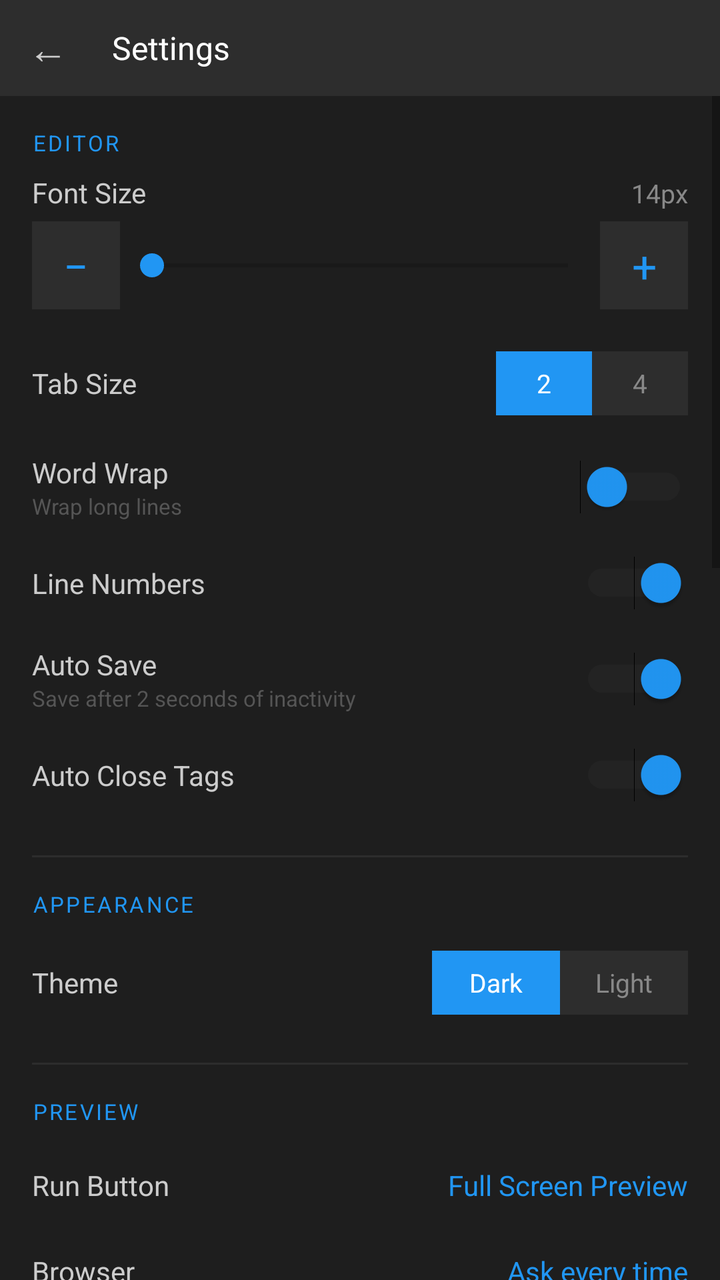
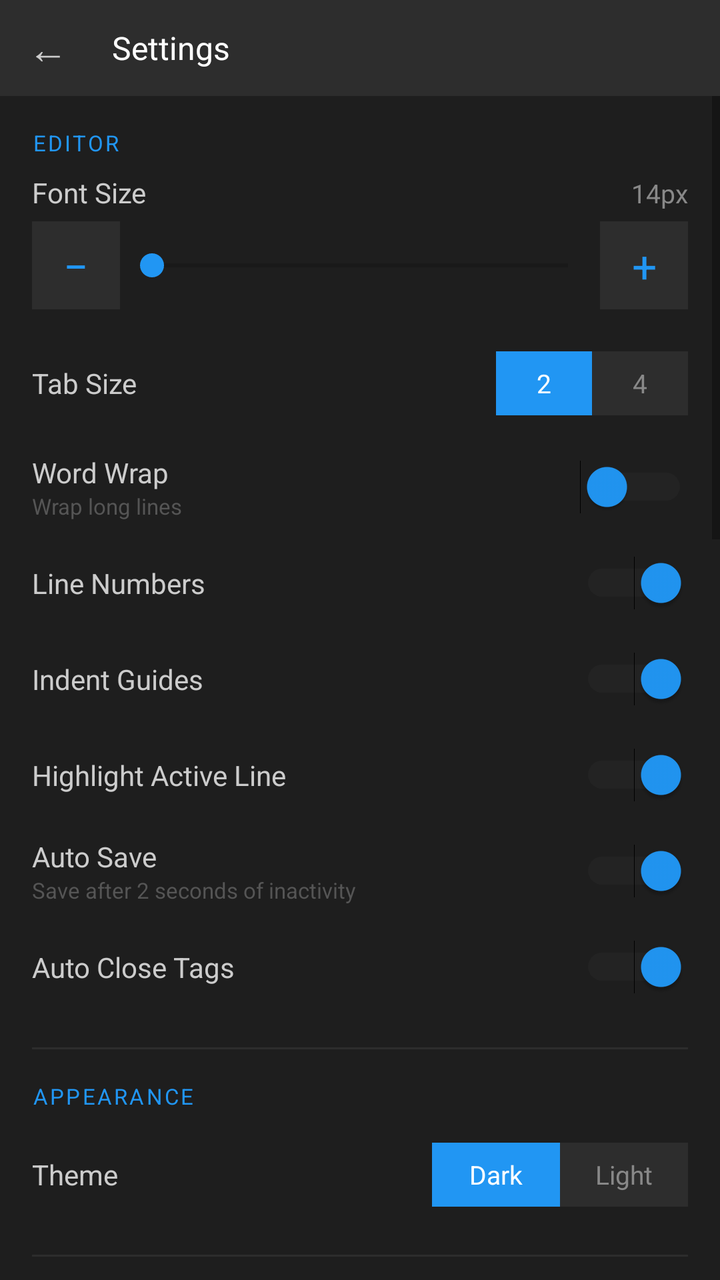

Before-and-after screenshots of an Android layout around one commit, followed by the original layout XML and the change that was made.
<!-- AndroidManifest.xml: application theme Theme.AppCompat.DayNight.NoActionBar -->
<!-- res/layout/activity_settings.xml -->
<?xml version="1.0" encoding="utf-8"?>
<LinearLayout
    xmlns:android="http://schemas.android.com/apk/res/android"
    android:layout_width="match_parent"
    android:layout_height="match_parent"
    android:orientation="vertical"
    android:background="#1E1E1E">

    
    <LinearLayout
        android:layout_width="match_parent"
        android:layout_height="48dp"
        android:background="#2D2D2D"
        android:orientation="horizontal"
        android:gravity="center_vertical">

        <TextView
            android:id="@+id/btnBack"
            android:layout_width="48dp"
            android:layout_height="match_parent"
            android:text="←"
            android:textColor="#CCCCCC"
            android:textSize="20sp"
            android:gravity="center"/>

        <TextView
            android:layout_width="0dp"
            android:layout_height="match_parent"
            android:layout_weight="1"
            android:text="Settings"
            android:textColor="#FFFFFF"
            android:textSize="16sp"
            android:gravity="center_vertical"
            android:paddingStart="8dp"/>

    </LinearLayout>

    <ScrollView
        android:layout_width="match_parent"
        android:layout_height="0dp"
        android:layout_weight="1">

        <LinearLayout
            android:layout_width="match_parent"
            android:layout_height="wrap_content"
            android:orientation="vertical"
            android:padding="16dp">

            
            <TextView
                android:layout_width="match_parent"
                android:layout_height="wrap_content"
                android:text="EDITOR"
                android:textColor="#2196F3"
                android:textSize="11sp"
                android:letterSpacing="0.1"
                android:paddingBottom="8dp"/>

            
            <LinearLayout
                android:layout_width="match_parent"
                android:layout_height="wrap_content"
                android:orientation="vertical"
                android:paddingBottom="16dp">

                <LinearLayout
                    android:layout_width="match_parent"
                    android:layout_height="wrap_content"
                    android:orientation="horizontal">

                    <TextView
                        android:layout_width="0dp"
                        android:layout_height="wrap_content"
                        android:layout_weight="1"
                        android:text="Font Size"
                        android:textColor="#CCCCCC"
                        android:textSize="14sp"/>

                    <TextView
                        android:id="@+id/fontSizeValue"
                        android:layout_width="wrap_content"
                        android:layout_height="wrap_content"
                        android:text="14px"
                        android:textColor="#888888"
                        android:textSize="13sp"/>

                </LinearLayout>

                <LinearLayout
                    android:layout_width="match_parent"
                    android:layout_height="wrap_content"
                    android:orientation="horizontal"
                    android:gravity="center_vertical"
                    android:layout_marginTop="4dp">

                    <TextView
                        android:id="@+id/fontSizeMinus"
                        android:layout_width="44dp"
                        android:layout_height="44dp"
                        android:background="#2D2D2D"
                        android:gravity="center"
                        android:text="−"
                        android:textColor="#2196F3"
                        android:textSize="22sp"/>

                    <SeekBar
                        android:id="@+id/fontSizeSlider"
                        android:layout_width="0dp"
                        android:layout_height="wrap_content"
                        android:layout_weight="1"
                        android:paddingTop="14dp"
                        android:paddingBottom="14dp"
                        android:progressTint="#2196F3"
                        android:thumbTint="#2196F3"/>

                    <TextView
                        android:id="@+id/fontSizePlus"
                        android:layout_width="44dp"
                        android:layout_height="44dp"
                        android:background="#2D2D2D"
                        android:gravity="center"
                        android:text="+"
                        android:textColor="#2196F3"
                        android:textSize="22sp"/>
                </LinearLayout>

            </LinearLayout>

            
            <LinearLayout
                android:layout_width="match_parent"
                android:layout_height="48dp"
                android:orientation="horizontal"
                android:gravity="center_vertical"
                android:paddingBottom="8dp">

                <TextView
                    android:layout_width="0dp"
                    android:layout_height="wrap_content"
                    android:layout_weight="1"
                    android:text="Tab Size"
                    android:textColor="#CCCCCC"
                    android:textSize="14sp"/>

                <LinearLayout
                    android:layout_width="wrap_content"
                    android:layout_height="32dp"
                    android:orientation="horizontal"
                    android:background="#2D2D2D">

                    <TextView
                        android:id="@+id/tabSize2"
                        android:layout_width="48dp"
                        android:layout_height="match_parent"
                        android:text="2"
                        android:gravity="center"
                        android:textColor="#FFFFFF"
                        android:textSize="13sp"
                        android:background="#2196F3"/>

                    <TextView
                        android:id="@+id/tabSize4"
                        android:layout_width="48dp"
                        android:layout_height="match_parent"
                        android:text="4"
                        android:gravity="center"
                        android:textColor="#888888"
                        android:textSize="13sp"/>

                </LinearLayout>

            </LinearLayout>

            
            <LinearLayout
                android:layout_width="match_parent"
                android:layout_height="48dp"
                android:orientation="horizontal"
                android:gravity="center_vertical">

                <LinearLayout
                    android:layout_width="0dp"
                    android:layout_height="wrap_content"
                    android:layout_weight="1"
                    android:orientation="vertical">

                    <TextView
                        android:layout_width="wrap_content"
                        android:layout_height="wrap_content"
                        android:text="Word Wrap"
                        android:textColor="#CCCCCC"
                        android:textSize="14sp"/>

                    <TextView
                        android:layout_width="wrap_content"
                        android:layout_height="wrap_content"
                        android:text="Wrap long lines"
                        android:textColor="#555555"
                        android:textSize="11sp"/>

                </LinearLayout>

                <Switch
                    android:id="@+id/wordWrapSwitch"
                    android:layout_width="wrap_content"
                    android:layout_height="wrap_content"
                    android:checked="false"
                    android:thumbTint="#2196F3"
                    android:trackTint="#333333"/>

            </LinearLayout>

            
            <LinearLayout
                android:layout_width="match_parent"
                android:layout_height="48dp"
                android:orientation="horizontal"
                android:gravity="center_vertical">

                <TextView
                    android:layout_width="0dp"
                    android:layout_height="wrap_content"
                    android:layout_weight="1"
                    android:text="Line Numbers"
                    android:textColor="#CCCCCC"
                    android:textSize="14sp"/>

                <Switch
                    android:id="@+id/lineNumbersSwitch"
                    android:layout_width="wrap_content"
                    android:layout_height="wrap_content"
                    android:checked="true"
                    android:thumbTint="#2196F3"
                    android:trackTint="#333333"/>

            </LinearLayout>

            
            <LinearLayout
                android:layout_width="match_parent"
                android:layout_height="48dp"
                android:orientation="horizontal"
                android:gravity="center_vertical">

                <LinearLayout
                    android:layout_width="0dp"
                    android:layout_height="wrap_content"
                    android:layout_weight="1"
                    android:orientation="vertical">

                    <TextView
                        android:layout_width="wrap_content"
                        android:layout_height="wrap_content"
                        android:text="Auto Save"
                        android:textColor="#CCCCCC"
                        android:textSize="14sp"/>

                    <TextView
                        android:layout_width="wrap_content"
                        android:layout_height="wrap_content"
                        android:text="Save after 2 seconds of inactivity"
                        android:textColor="#555555"
                        android:textSize="11sp"/>

                </LinearLayout>

                <Switch
                    android:id="@+id/autoSaveSwitch"
                    android:layout_width="wrap_content"
                    android:layout_height="wrap_content"
                    android:checked="true"
                    android:thumbTint="#2196F3"
                    android:trackTint="#333333"/>

            </LinearLayout>

            
            <LinearLayout
                android:layout_width="match_parent"
                android:layout_height="48dp"
                android:orientation="horizontal"
                android:gravity="center_vertical">

                <TextView
                    android:layout_width="0dp"
                    android:layout_height="wrap_content"
                    android:layout_weight="1"
                    android:text="Auto Close Tags"
                    android:textColor="#CCCCCC"
                    android:textSize="14sp"/>

                <Switch
                    android:id="@+id/autoCloseSwitch"
                    android:layout_width="wrap_content"
                    android:layout_height="wrap_content"
                    android:checked="true"
                    android:thumbTint="#2196F3"
                    android:trackTint="#333333"/>

            </LinearLayout>

            
            <View
                android:layout_width="match_parent"
                android:layout_height="1dp"
                android:background="#2D2D2D"
                android:layout_marginTop="16dp"
                android:layout_marginBottom="16dp"/>

            
            <TextView
                android:layout_width="match_parent"
                android:layout_height="wrap_content"
                android:text="APPEARANCE"
                android:textColor="#2196F3"
                android:textSize="11sp"
                android:letterSpacing="0.1"
                android:paddingBottom="8dp"/>

            
            <LinearLayout
                android:layout_width="match_parent"
                android:layout_height="48dp"
                android:orientation="horizontal"
                android:gravity="center_vertical">

                <TextView
                    android:layout_width="0dp"
                    android:layout_height="wrap_content"
                    android:layout_weight="1"
                    android:text="Theme"
                    android:textColor="#CCCCCC"
                    android:textSize="14sp"/>

                <LinearLayout
                    android:layout_width="wrap_content"
                    android:layout_height="32dp"
                    android:orientation="horizontal"
                    android:background="#2D2D2D">

                    <TextView
                        android:id="@+id/themeDark"
                        android:layout_width="64dp"
                        android:layout_height="match_parent"
                        android:text="Dark"
                        android:gravity="center"
                        android:textColor="#FFFFFF"
                        android:textSize="13sp"
                        android:background="#2196F3"/>

                    <TextView
                        android:id="@+id/themeLight"
                        android:layout_width="64dp"
                        android:layout_height="match_parent"
                        android:text="Light"
                        android:gravity="center"
                        android:textColor="#888888"
                        android:textSize="13sp"/>

                </LinearLayout>

            </LinearLayout>

            
            <View
                android:layout_width="match_parent"
                android:layout_height="1dp"
                android:background="#2D2D2D"
                android:layout_marginTop="16dp"
                android:layout_marginBottom="16dp"/>

            
            <TextView
                android:layout_width="match_parent"
                android:layout_height="wrap_content"
                android:text="PREVIEW"
                android:textColor="#2196F3"
                android:textSize="11sp"
                android:letterSpacing="0.1"
                android:paddingBottom="8dp"/>

            
            <LinearLayout
                android:id="@+id/runActionRow"
                android:layout_width="match_parent"
                android:layout_height="wrap_content"
                android:orientation="horizontal"
                android:gravity="center_vertical"
                android:paddingTop="12dp"
                android:paddingBottom="12dp"
                android:background="?android:attr/selectableItemBackground"
                android:clickable="true"
                android:focusable="true">

                <TextView
                    android:layout_width="0dp"
                    android:layout_height="wrap_content"
                    android:layout_weight="1"
                    android:text="Run Button"
                    android:textColor="#CCCCCC"
                    android:textSize="14sp"/>

                <TextView
                    android:id="@+id/runActionValue"
                    android:layout_width="wrap_content"
                    android:layout_height="wrap_content"
                    android:text="Full Screen Preview"
                    android:textColor="#2196F3"
                    android:textSize="14sp"/>
            </LinearLayout>

            
            <LinearLayout
                android:id="@+id/browserRow"
                android:layout_width="match_parent"
                android:layout_height="wrap_content"
                android:orientation="horizontal"
                android:gravity="center_vertical"
                android:paddingTop="12dp"
                android:paddingBottom="12dp"
                android:background="?android:attr/selectableItemBackground"
                android:clickable="true"
                android:focusable="true">

                <TextView
                    android:layout_width="0dp"
                    android:layout_height="wrap_content"
                    android:layout_weight="1"
                    android:text="Browser"
                    android:textColor="#CCCCCC"
                    android:textSize="14sp"/>

                <TextView
                    android:id="@+id/browserValue"
                    android:layout_width="wrap_content"
                    android:layout_height="wrap_content"
                    android:text="Ask every time"
                    android:textColor="#2196F3"
                    android:textSize="14sp"/>
            </LinearLayout>

            
            <LinearLayout
                android:layout_width="match_parent"
                android:layout_height="wrap_content"
                android:orientation="vertical"
                android:paddingBottom="16dp">

                <LinearLayout
                    android:layout_width="match_parent"
                    android:layout_height="wrap_content"
                    android:orientation="horizontal">

                    <TextView
                        android:layout_width="0dp"
                        android:layout_height="wrap_content"
                        android:layout_weight="1"
                        android:text="Preview Size"
                        android:textColor="#CCCCCC"
                        android:textSize="14sp"/>

                    <TextView
                        android:id="@+id/previewSizeValue"
                        android:layout_width="wrap_content"
                        android:layout_height="wrap_content"
                        android:text="50%"
                        android:textColor="#888888"
                        android:textSize="13sp"/>

                </LinearLayout>

                <LinearLayout
                    android:layout_width="match_parent"
                    android:layout_height="wrap_content"
                    android:orientation="horizontal"
                    android:gravity="center_vertical"
                    android:layout_marginTop="4dp">

                    <TextView
                        android:id="@+id/previewSizeMinus"
                        android:layout_width="44dp"
                        android:layout_height="44dp"
                        android:background="#2D2D2D"
                        android:gravity="center"
                        android:text="−"
                        android:textColor="#2196F3"
                        android:textSize="22sp"/>

                    <SeekBar
                        android:id="@+id/previewSizeSlider"
                        android:layout_width="0dp"
                        android:layout_height="wrap_content"
                        android:layout_weight="1"
                        android:paddingTop="14dp"
                        android:paddingBottom="14dp"
                        android:progressTint="#2196F3"
                        android:thumbTint="#2196F3"/>

                    <TextView
                        android:id="@+id/previewSizePlus"
                        android:layout_width="44dp"
                        android:layout_height="44dp"
                        android:background="#2D2D2D"
                        android:gravity="center"
                        android:text="+"
                        android:textColor="#2196F3"
                        android:textSize="22sp"/>
                </LinearLayout>

                <FrameLayout
                    android:id="@+id/previewMapScreen"
                    android:layout_width="140dp"
                    android:layout_height="280dp"
                    android:layout_gravity="center_horizontal"
                    android:layout_marginTop="12dp"
                    android:background="#111111">

                    <TextView
                        android:id="@+id/previewMapBox"
                        android:layout_width="70dp"
                        android:layout_height="100dp"
                        android:background="#662196F3"
                        android:gravity="center"
                        android:text="Preview"
                        android:textColor="#FFFFFF"
                        android:textSize="10sp"/>
                </FrameLayout>

                <TextView
                    android:layout_width="match_parent"
                    android:layout_height="wrap_content"
                    android:gravity="center"
                    android:text="Shown to scale on your screen"
                    android:textColor="#888888"
                    android:textSize="11sp"
                    android:layout_marginTop="4dp"/>

            </LinearLayout>

            
            <LinearLayout
                android:layout_width="match_parent"
                android:layout_height="48dp"
                android:orientation="horizontal"
                android:gravity="center_vertical">

                <TextView
                    android:layout_width="0dp"
                    android:layout_height="wrap_content"
                    android:layout_weight="1"
                    android:text="Show Snippet Bar"
                    android:textColor="#CCCCCC"
                    android:textSize="14sp"/>

                <Switch
                    android:id="@+id/snippetBarSwitch"
                    android:layout_width="wrap_content"
                    android:layout_height="wrap_content"
                    android:checked="true"
                    android:thumbTint="#2196F3"
                    android:trackTint="#333333"/>

            </LinearLayout>

            
            <View
                android:layout_width="match_parent"
                android:layout_height="1dp"
                android:background="#2D2D2D"
                android:layout_marginTop="16dp"
                android:layout_marginBottom="16dp"/>

            
            <TextView
                android:layout_width="match_parent"
                android:layout_height="wrap_content"
                android:text="GIT"
                android:textColor="#2196F3"
                android:textSize="11sp"
                android:letterSpacing="0.1"
                android:paddingBottom="8dp"/>

            <android.widget.EditText
                android:id="@+id/gitUsername"
                android:layout_width="match_parent"
                android:layout_height="48dp"
                android:hint="Username"
                android:textColorHint="#555555"
                android:textColor="#CCCCCC"
                android:background="#2D2D2D"
                android:paddingStart="12dp"
                android:textSize="14sp"
                android:layout_marginBottom="8dp"/>

            <android.widget.EditText
                android:id="@+id/gitEmail"
                android:layout_width="match_parent"
                android:layout_height="48dp"
                android:hint="Email"
                android:textColorHint="#555555"
                android:textColor="#CCCCCC"
                android:background="#2D2D2D"
                android:paddingStart="12dp"
                android:textSize="14sp"
                android:inputType="textEmailAddress"
                android:layout_marginBottom="8dp"/>

            <android.widget.EditText
                android:id="@+id/gitToken"
                android:layout_width="match_parent"
                android:layout_height="48dp"
                android:hint="Personal Access Token"
                android:textColorHint="#555555"
                android:textColor="#CCCCCC"
                android:background="#2D2D2D"
                android:paddingStart="12dp"
                android:textSize="14sp"
                android:inputType="textPassword"
                android:layout_marginBottom="16dp"/>

            
            <View
                android:layout_width="match_parent"
                android:layout_height="1dp"
                android:background="#2D2D2D"
                android:layout_marginBottom="16dp"/>

            
            <TextView
                android:layout_width="match_parent"
                android:layout_height="wrap_content"
                android:text="ABOUT"
                android:textColor="#2196F3"
                android:textSize="11sp"
                android:letterSpacing="0.1"
                android:paddingBottom="8dp"/>

            <TextView
                android:layout_width="match_parent"
                android:layout_height="48dp"
                android:text="Version 1.0"
                android:textColor="#CCCCCC"
                android:textSize="14sp"
                android:gravity="center_vertical"/>

            <TextView
                android:id="@+id/btnGithub"
                android:layout_width="match_parent"
                android:layout_height="48dp"
                android:text="GitHub — Ramsfield30/rams-editor"
                android:textColor="#2196F3"
                android:textSize="14sp"
                android:gravity="center_vertical"/>

            <TextView
                android:id="@+id/btnShare"
                android:layout_width="match_parent"
                android:layout_height="48dp"
                android:text="Share App"
                android:textColor="#CCCCCC"
                android:textSize="14sp"
                android:gravity="center_vertical"/>

        </LinearLayout>

    </ScrollView>

</LinearLayout>
<!-- resources referenced by this layout -->
<resources>

</resources>

<!-- the commit's change to res/layout/activity_settings.xml (unified diff, before → after) -->
@@ -242,6 +242,54 @@
                 android:orientation="horizontal"
                 android:gravity="center_vertical">
 
+                <TextView
+                    android:layout_width="0dp"
+                    android:layout_height="wrap_content"
+                    android:layout_weight="1"
+                    android:text="Indent Guides"
+                    android:textColor="#CCCCCC"
+                    android:textSize="14sp"/>
+
+                <Switch
+                    android:id="@+id/indentGuideSwitch"
+                    android:layout_width="wrap_content"
+                    android:layout_height="wrap_content"
+                    android:checked="true"
+                    android:thumbTint="#2196F3"
+                    android:trackTint="#333333"/>
+            </LinearLayout>
+
+            
+            <LinearLayout
+                android:layout_width="match_parent"
+                android:layout_height="48dp"
+                android:orientation="horizontal"
+                android:gravity="center_vertical">
+
+                <TextView
+                    android:layout_width="0dp"
+                    android:layout_height="wrap_content"
+                    android:layout_weight="1"
+                    android:text="Highlight Active Line"
+                    android:textColor="#CCCCCC"
+                    android:textSize="14sp"/>
+
+                <Switch
+                    android:id="@+id/activeLineSwitch"
+                    android:layout_width="wrap_content"
+                    android:layout_height="wrap_content"
+                    android:checked="true"
+                    android:thumbTint="#2196F3"
+                    android:trackTint="#333333"/>
+            </LinearLayout>
+
+            
+            <LinearLayout
+                android:layout_width="match_parent"
+                android:layout_height="48dp"
+                android:orientation="horizontal"
+                android:gravity="center_vertical">
+
                 <LinearLayout
                     android:layout_width="0dp"
                     android:layout_height="wrap_content"
